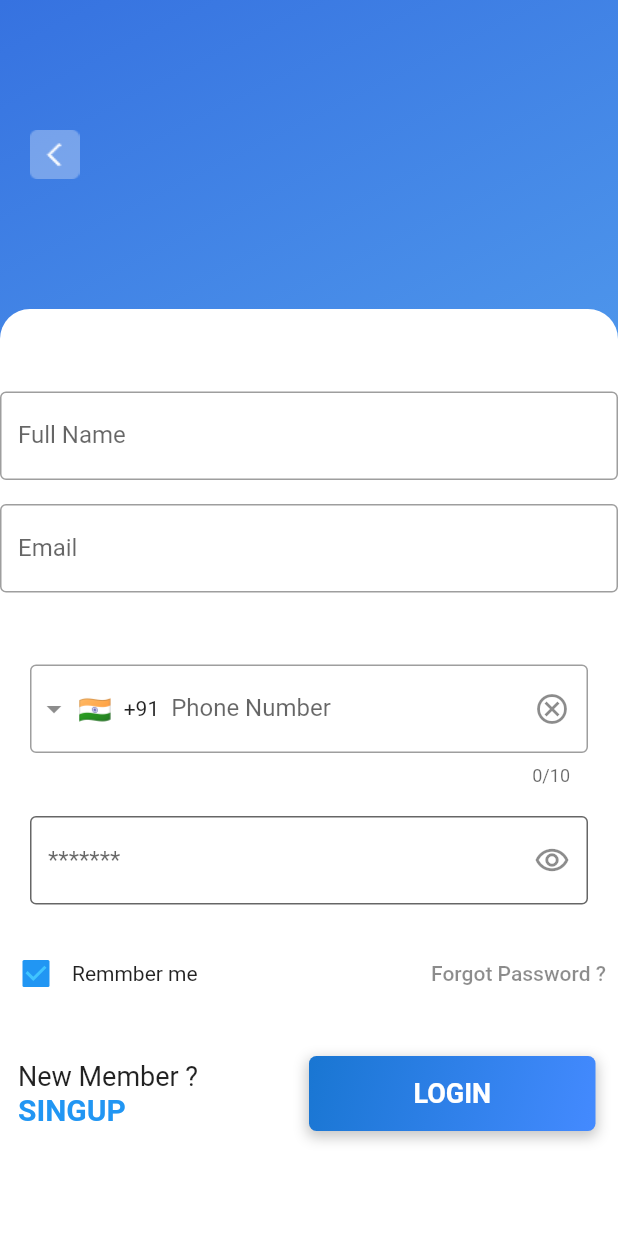
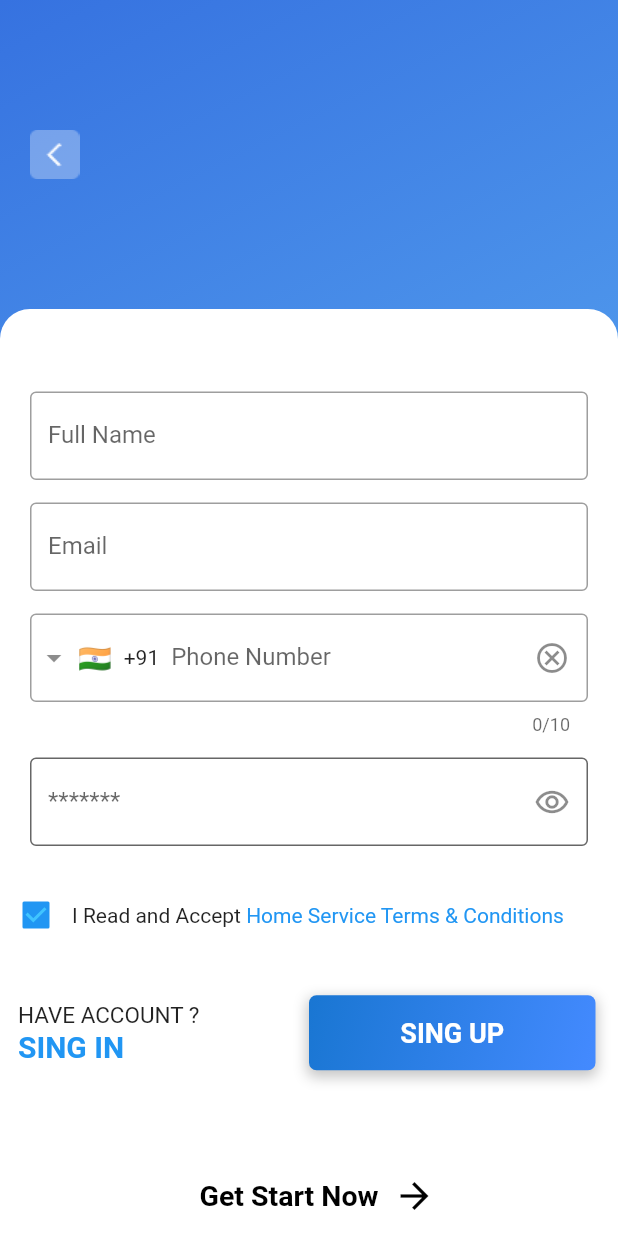
Before and after one commit to QasemFJber/final_flutter_project, a Flutter app: the RegiserPage screen opened by its route, on a phone screen of 412 x 824 dp. Run offline on Flutter 3.47's test engine with Material 2 defaults, Android fonts, the phone set to English and light mode, and no system bars; drawn by our look-alikes of intl_phone_field; our stand-ins replace get.

```diff
--- a/lib/widgets/register_widget.dart
+++ b/lib/widgets/register_widget.dart
@@ -18,25 +18,31 @@ class _RegisterWidgetState extends State<RegisterWidget> {
         SizedBox(
           height: 55,
         ),
-        TextField(
+
+        Padding(
+          padding: const EdgeInsets.symmetric(horizontal: 20),
+          child: TextField(
             decoration: InputDecoration(
               border: OutlineInputBorder(),
               labelText: 'Full Name',
             ),
           ),
-        SizedBox(height: 16,),
-        TextField(
+        ),
+        SizedBox(height: 15),
+        Padding(
+          padding: const EdgeInsets.symmetric(horizontal: 20),
+          child: TextField(
             decoration: InputDecoration(
               border: OutlineInputBorder(),
               labelText: 'Email',
             ),
           ),
-
+        ),
         SizedBox(
           height: 15,
         ),
         Padding(
-          padding: const EdgeInsets.only(right: 20, left: 20, top: 33),
+          padding: const EdgeInsets.only(right: 20, left: 20),
           child: IntlPhoneField(
             decoration: InputDecoration(
               labelText: 'Phone Number',
@@ -58,7 +64,7 @@ class _RegisterWidgetState extends State<RegisterWidget> {
           height: 15,
         ),
         Padding(
-          padding: const EdgeInsets.only(right: 20, left: 20, top: 5),
+          padding: const EdgeInsets.only(right: 20, left: 20),
           child: TextField(
             obscureText: true,
             decoration: InputDecoration(
@@ -86,26 +92,12 @@ class _RegisterWidgetState extends State<RegisterWidget> {
                     value: true, // تحديد القيمة الافتراضية
                     onChanged: (value) {}, // تعديل القيمة عند التغيير
                   ),
-                  Text('Remmber me'),
+                  Text('I Read and Accept'),
+                  Text(' Home Service Terms & Conditions',style: TextStyle(color: Colors.blue),),
                 ],
               ),
             ),
-            Expanded(
-              child: Align(
-                alignment: Alignment.centerRight,
-                child: TextButton(
-                  onPressed: () {
-                    // إضافة الاستجابة للنقر على Forgot Password
-                  },
-                  child: Text(
-                    'Forgot Password ?',
-                    style: TextStyle(
-                      color: Colors.black45,
-                    ),
-                  ),
-                ),
-              ),
-            ),
+
           ],
         ),
         SizedBox(
@@ -121,18 +113,24 @@ class _RegisterWidgetState extends State<RegisterWidget> {
                   crossAxisAlignment: CrossAxisAlignment.start,
                   children: [
                     Text(
-                      'New Member ?',
+                      'HAVE ACCOUNT ?',
                       style: TextStyle(
-                        fontSize: 18,
+                        fontSize: 15,
                       ),
                     ),
-                    Text(
-                      'SINGUP',
+                    GestureDetector(
+                      onTap: () {
+                        Navigator.pushNamed(context, '/login_screen');
+                      },
+                      child: Text(
+                        'SING IN',
                         style: TextStyle(
                             fontSize: 20,
                             fontWeight: FontWeight.bold,
-                          color: Colors.blue),
-                    )
+                            color: Colors.blue
+                        ),
+                      ),
+                    ),
                   ],
                 ),
               ),
@@ -170,7 +168,7 @@ class _RegisterWidgetState extends State<RegisterWidget> {
                       child: MaterialButton(
                         onPressed: () {},
                         child: Text(
-                          'LOGIN',
+                          'SING UP',
                           style: TextStyle(
                             fontSize: 18,
                             fontWeight: FontWeight.bold,
```
Lines whose indentation alone changed are shown as unchanged.
